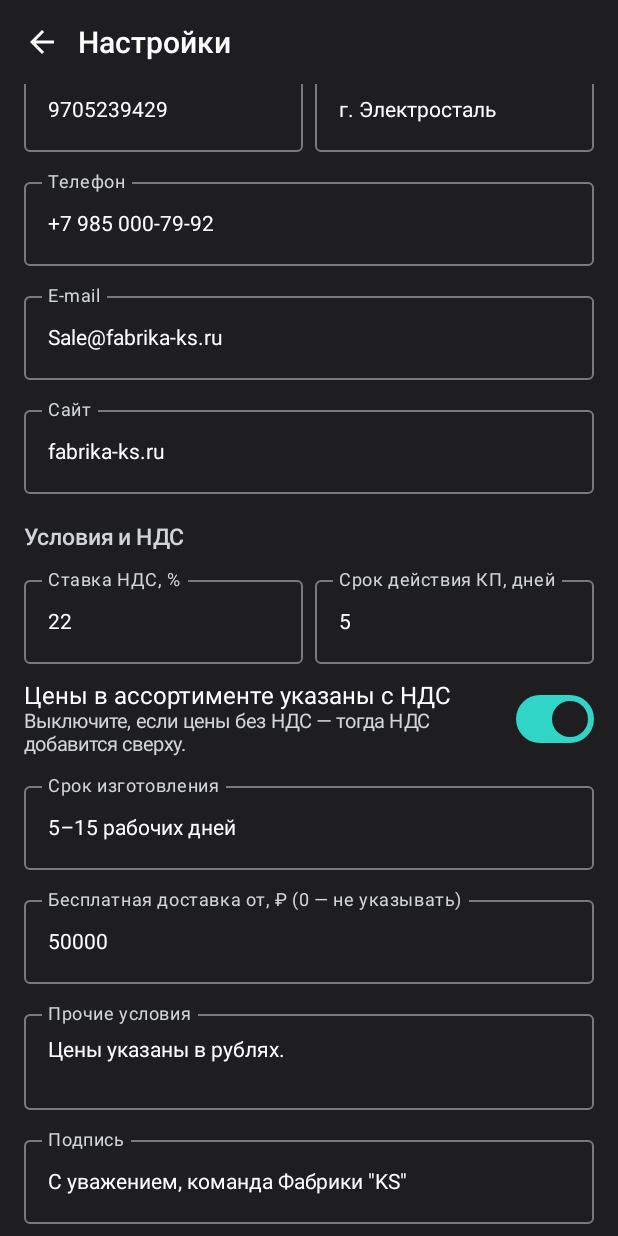
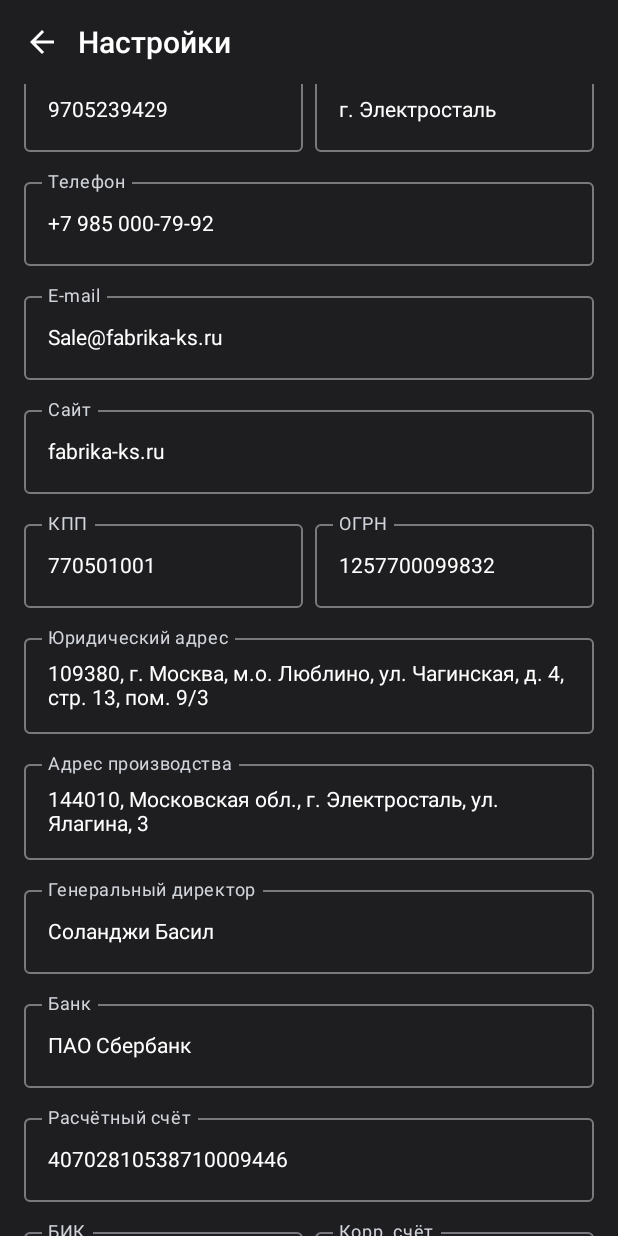
Before and after one commit to basilsolanji-hash/KS, an Android app built with Jetpack Compose: the composable CompanyScreen shown on its own in the app's theme, scrolled down 537 dp, on a phone screen of 412 x 824 dp. Run offline under Robolectric (Android 15) with nearby library versions, the phone set to English and light mode, and no system bars.

Commit message:
KP legal terms, full requisites and direct email to client
- Requisites of OOO Solver (KPP, OGRN, addresses, bank, director) in settings,
  PDF header, requisites block and signature
- Legal terms (not an offer, payment, tolerances, client logos,
  confidentiality, personal data) editable in the Settings sheet
- Free delivery area, lead time counted from prepayment and sample approval
- "Email" sends the KP via Apps Script MailApp (reply-to and copy to the
  factory email), marks the KP row; falls back to the phone mail app

Co-Authored-By: Claude Opus 5.5 <noreply@anthropic.com>
Claude-Session: https://claude.ai/code/session_01H4JBrQHoyHc1j2Pv9rwcm5

```diff
--- a/app/src/main/java/com/knit/calculator/quote/CatalogScreens.kt
+++ b/app/src/main/java/com/knit/calculator/quote/CatalogScreens.kt
@@ -365,6 +365,19 @@ fun CompanyScreen(viewModel: QuoteViewModel, onBack: () -> Unit) {
         KnitField(s.phone, { v -> set { it.copy(phone = v) } }, R.string.company_phone, enabled = editable, text = true, keyboardType = KeyboardType.Phone)
         KnitField(s.email, { v -> set { it.copy(email = v.trim()) } }, R.string.company_email, enabled = editable, text = true, keyboardType = KeyboardType.Email, maxLength = 100)
         KnitField(s.website, { v -> set { it.copy(website = v.trim()) } }, R.string.company_site, enabled = editable, text = true, keyboardType = KeyboardType.Uri, maxLength = 100)
+        Row(horizontalArrangement = Arrangement.spacedBy(8.dp)) {
+            KnitField(s.kpp, { v -> set { it.copy(kpp = v) } }, R.string.company_kpp, enabled = editable, text = true, keyboardType = KeyboardType.Number, maxLength = 25, modifier = Modifier.weight(1f))
+            KnitField(s.ogrn, { v -> set { it.copy(ogrn = v) } }, R.string.company_ogrn, enabled = editable, text = true, keyboardType = KeyboardType.Number, maxLength = 25, modifier = Modifier.weight(1f))
+        }
+        KnitField(s.legalAddress, { v -> set { it.copy(legalAddress = v) } }, R.string.company_legal_address, enabled = editable, text = true, singleLine = false, maxLength = 200)
+        KnitField(s.factAddress, { v -> set { it.copy(factAddress = v) } }, R.string.company_fact_address, enabled = editable, text = true, singleLine = false, maxLength = 200)
+        KnitField(s.director, { v -> set { it.copy(director = v) } }, R.string.company_director, enabled = editable, text = true, maxLength = 100)
+        KnitField(s.bank, { v -> set { it.copy(bank = v) } }, R.string.company_bank, enabled = editable, text = true, maxLength = 100)
+        KnitField(s.account, { v -> set { it.copy(account = v) } }, R.string.company_account, enabled = editable, text = true, keyboardType = KeyboardType.Number, maxLength = 25)
+        Row(horizontalArrangement = Arrangement.spacedBy(8.dp)) {
+            KnitField(s.bik, { v -> set { it.copy(bik = v) } }, R.string.company_bik, enabled = editable, text = true, keyboardType = KeyboardType.Number, maxLength = 25, modifier = Modifier.weight(1f))
+            KnitField(s.corrAccount, { v -> set { it.copy(corrAccount = v) } }, R.string.company_corr, enabled = editable, text = true, keyboardType = KeyboardType.Number, maxLength = 25, modifier = Modifier.weight(1f))
+        }
 
         SectionTitle(R.string.company_section_terms)
         Row(horizontalArrangement = Arrangement.spacedBy(8.dp)) {
@@ -388,9 +401,19 @@ fun CompanyScreen(viewModel: QuoteViewModel, onBack: () -> Unit) {
         }
         KnitField(s.leadTime, { v -> set { it.copy(leadTime = v) } }, R.string.company_lead_time, enabled = editable, text = true, maxLength = 100)
         KnitField(s.freeDeliveryFrom, { v -> set { it.copy(freeDeliveryFrom = v) } }, R.string.company_free_delivery, enabled = editable)
+        KnitField(s.deliveryArea, { v -> set { it.copy(deliveryArea = v) } }, R.string.company_delivery_area, enabled = editable, text = true, maxLength = 150)
         KnitField(s.terms, { v -> set { it.copy(terms = v) } }, R.string.company_terms, enabled = editable, text = true, singleLine = false, maxLength = 500)
         KnitField(s.signature, { v -> set { it.copy(signature = v) } }, R.string.company_signature, enabled = editable, text = true, maxLength = 120)
         KnitField(s.shopUrl, { v -> set { it.copy(shopUrl = v.trim()) } }, R.string.company_shop, enabled = editable, text = true, keyboardType = KeyboardType.Uri, maxLength = 200)
+
+        SectionTitle(R.string.company_section_legal)
+        KnitField(s.termOffer, { v -> set { it.copy(termOffer = v) } }, R.string.company_term_offer, enabled = editable, text = true, singleLine = false, maxLength = 600)
+        KnitField(s.termPayment, { v -> set { it.copy(termPayment = v) } }, R.string.company_term_payment, enabled = editable, text = true, singleLine = false, maxLength = 600)
+        KnitField(s.termQuality, { v -> set { it.copy(termQuality = v) } }, R.string.company_term_quality, enabled = editable, text = true, singleLine = false, maxLength = 600)
+        KnitField(s.termRights, { v -> set { it.copy(termRights = v) } }, R.string.company_term_rights, enabled = editable, text = true, singleLine = false, maxLength = 600)
+        KnitField(s.termConfidential, { v -> set { it.copy(termConfidential = v) } }, R.string.company_term_confidential, enabled = editable, text = true, singleLine = false, maxLength = 600)
+        KnitField(s.termPersonal, { v -> set { it.copy(termPersonal = v) } }, R.string.company_term_personal, enabled = editable, text = true, singleLine = false, maxLength = 600)
+        KnitField(s.emailDisclaimer, { v -> set { it.copy(emailDisclaimer = v) } }, R.string.company_email_disclaimer, enabled = editable, text = true, singleLine = false, maxLength = 600)
 
         SectionTitle(R.string.company_section_economics)
         Row(horizontalArrangement = Arrangement.spacedBy(8.dp)) {
--- a/app/src/main/java/com/knit/calculator/quote/QuoteModels.kt
+++ b/app/src/main/java/com/knit/calculator/quote/QuoteModels.kt
@@ -20,8 +20,17 @@ fun newId(): Long = Random.nextLong(1, Long.MAX_VALUE)
 data class CompanySettings(
     val brand: String = "Фабрика \"KS\"",
     val city: String = "г. Электросталь",
-    val legalName: String = "ООО «СОЛВЕР»",
+    val legalName: String = "ООО «Солвер»",
     val inn: String = "9705239429",
+    val kpp: String = "770501001",
+    val ogrn: String = "1257700099832",
+    val legalAddress: String = "109380, г. Москва, м.о. Люблино, ул. Чагинская, д. 4, стр. 13, пом. 9/3",
+    val factAddress: String = "144010, Московская обл., г. Электросталь, ул. Ялагина, 3",
+    val director: String = "Соланджи Басил",
+    val bank: String = "ПАО Сбербанк",
+    val account: String = "40702810538710009446",
+    val bik: String = "044525225",
+    val corrAccount: String = "30101810400000000225",
     val phone: String = "+7 985 000-79-92",
     val email: String = "Sale@fabrika-ks.ru",
     val website: String = "fabrika-ks.ru",
@@ -31,6 +40,23 @@ data class CompanySettings(
     val leadTime: String = "5–15 рабочих дней",
     val freeDeliveryFrom: String = "50000",
     val terms: String = "Цены указаны в рублях.",
+    val deliveryArea: String = "по Москве и Московской области",
+    // Юридические условия КП (печатаются мелким шрифтом в конце).
+    val termOffer: String = "Предложение носит информационный характер и не является публичной офертой (ст. 437 ГК РФ). " +
+        "Договор заключается путём подписания договора поставки или оплаты счёта. " +
+        "После окончания срока действия цены могут быть изменены в связи с изменением стоимости сырья.",
+    val termPayment: String = "Оплата: предоплата 50 %, остаток — перед отгрузкой.",
+    val termQuality: String = "Цвет изделий может незначительно отличаться от изображения на экране. " +
+        "Допустимое отклонение количества — ±5 %, размеров — ±1 см. " +
+        "После письменного утверждения образца (макета) претензии по дизайну не принимаются.",
+    val termRights: String = "Заказчик гарантирует наличие прав на логотипы и изображения, переданные для изготовления, " +
+        "и самостоятельно несёт ответственность за их использование.",
+    val termConfidential: String = "Условия и цены настоящего предложения конфиденциальны и предназначены только для адресата. " +
+        "Передача третьим лицам без согласия ООО «Солвер» не допускается.",
+    val termPersonal: String = "Контактные данные получателя используются только для подготовки и исполнения заказа " +
+        "(Федеральный закон № 152-ФЗ «О персональных данных»).",
+    val emailDisclaimer: String = "Письмо и вложения предназначены только для адресата. " +
+        "Если вы получили его по ошибке, сообщите отправителю и удалите письмо.",
     val signature: String = "С уважением, команда Фабрики \"KS\"",
     // Экономика (модель «База КП»).
     val fixedMonthly: String = "954000",
@@ -42,6 +68,10 @@ data class CompanySettings(
     val yarnWastePercent: String = "3",
     val shopUrl: String = "https://fabrika-ks.ru/shop",
 ) {
+    /** Юридические условия по порядку; пустые не печатаются. */
+    val legalTerms: List<String>
+        get() = listOf(termOffer, termPayment, termQuality, termRights, termConfidential, termPersonal).map { it.trim() }.filter { it.isNotEmpty() }
+
     val freeDeliveryThreshold: BigDecimal?
         get() = YarnCalculator.parseDecimal(freeDeliveryFrom)?.takeIf { it.signum() > 0 }
 
@@ -68,6 +98,23 @@ data class CompanySettings(
         const val S_CITY = "Город"
         const val S_LEGAL = "Юр. лицо"
         const val S_INN = "ИНН"
+        const val S_KPP = "КПП"
+        const val S_OGRN = "ОГРН"
+        const val S_LEGAL_ADDRESS = "Юридический адрес"
+        const val S_FACT_ADDRESS = "Адрес производства"
+        const val S_DIRECTOR = "Генеральный директор"
+        const val S_BANK = "Банк"
+        const val S_ACCOUNT = "Расчётный счёт"
+        const val S_BIK = "БИК"
+        const val S_CORR = "Корр. счёт"
+        const val S_DELIVERY_AREA = "Зона бесплатной доставки"
+        const val S_TERM_OFFER = "Условие: не оферта"
+        const val S_TERM_PAYMENT = "Условие: оплата"
+        const val S_TERM_QUALITY = "Условие: образец и допуски"
+        const val S_TERM_RIGHTS = "Условие: логотипы клиента"
+        const val S_TERM_CONFIDENTIAL = "Условие: конфиденциальность"
+        const val S_TERM_PERSONAL = "Условие: персональные данные"
+        const val S_EMAIL_DISCLAIMER = "Подпись письма: оговорка"
         const val S_PHONE = "Телефон"
         const val S_EMAIL = "E-mail"
         const val S_SITE = "Сайт"
@@ -95,6 +142,23 @@ data class CompanySettings(
                 city = v(S_CITY, fallback.city),
                 legalName = v(S_LEGAL, fallback.legalName),
                 inn = v(S_INN, fallback.inn),
+                kpp = v(S_KPP, fallback.kpp),
+                ogrn = v(S_OGRN, fallback.ogrn),
+                legalAddress = v(S_LEGAL_ADDRESS, fallback.legalAddress),
+                factAddress = v(S_FACT_ADDRESS, fallback.factAddress),
+                director = v(S_DIRECTOR, fallback.director),
+                bank = v(S_BANK, fallback.bank),
+                account = v(S_ACCOUNT, fallback.account),
+                bik = v(S_BIK, fallback.bik),
+                corrAccount = v(S_CORR, fallback.corrAccount),
+                deliveryArea = v(S_DELIVERY_AREA, fallback.deliveryArea),
+                termOffer = v(S_TERM_OFFER, fallback.termOffer),
+                termPayment = v(S_TERM_PAYMENT, fallback.termPayment),
+                termQuality = v(S_TERM_QUALITY, fallback.termQuality),
+                termRights = v(S_TERM_RIGHTS, fallback.termRights),
+                termConfidential = v(S_TERM_CONFIDENTIAL, fallback.termConfidential),
+                termPersonal = v(S_TERM_PERSONAL, fallback.termPersonal),
+                emailDisclaimer = v(S_EMAIL_DISCLAIMER, fallback.emailDisclaimer),
                 phone = v(S_PHONE, fallback.phone),
                 email = v(S_EMAIL, fallback.email),
                 website = v(S_SITE, fallback.website),
--- a/app/src/main/res/values/strings.xml
+++ b/app/src/main/res/values/strings.xml
@@ -245,7 +245,22 @@
     <string name="kp_col_unit">Ед.</string>
     <string name="kp_col_price">Цена, ₽</string>
     <string name="kp_col_sum">Сумма, ₽</string>
-    <string name="kp_lead_time">Срок изготовления: %1$s.</string>
+    <string name="kp_lead_time">Срок изготовления: %1$s с даты поступления предоплаты и письменного утверждения образца (макета).</string>
+    <string name="email_confirm_title">Отправить КП клиенту?</string>
+    <string name="email_confirm_text">Письмо с PDF уйдёт на %1$s с почты Google фабрики. Ответ клиента и копия придут на %2$s.</string>
+    <string name="email_confirm_send">Отправить</string>
+    <string name="email_sent">КП № %1$d отправлено на %2$s</string>
+    <string name="email_send_failed">Не удалось отправить через Google: %1$s. Открываю почту телефона.</string>
+    <string name="kp_kpp">КПП %1$s</string>
+    <string name="kp_ogrn">ОГРН %1$s</string>
+    <string name="kp_fact_address">Производство: %1$s</string>
+    <string name="kp_legal_title">Условия</string>
+    <string name="kp_requisites_title">Реквизиты</string>
+    <string name="kp_legal_address">Юридический адрес: %1$s</string>
+    <string name="kp_account">р/с %1$s в %2$s</string>
+    <string name="kp_bik">БИК %1$s</string>
+    <string name="kp_corr">к/с %1$s</string>
+    <string name="kp_director">Генеральный директор %1$s — %2$s</string>
     <string name="kp_validity">Предложение действительно %1$s дн. — до %2$s.</string>
     <string name="kp_inn">ИНН %1$s</string>
     <string name="kp_footer">Стр. %1$d</string>
@@ -337,6 +352,24 @@
     <string name="company_reminder">Напоминание за, дней</string>
     <string name="company_yarn_waste">Брак пряжи, %</string>
     <string name="company_shop">Сайт каталога</string>
+    <string name="company_kpp">КПП</string>
+    <string name="company_ogrn">ОГРН</string>
+    <string name="company_legal_address">Юридический адрес</string>
+    <string name="company_fact_address">Адрес производства</string>
+    <string name="company_director">Генеральный директор</string>
+    <string name="company_bank">Банк</string>
+    <string name="company_account">Расчётный счёт</string>
+    <string name="company_bik">БИК</string>
+    <string name="company_corr">Корр. счёт</string>
+    <string name="company_delivery_area">Зона бесплатной доставки</string>
+    <string name="company_section_legal">Юридические условия КП</string>
+    <string name="company_term_offer">Не оферта</string>
+    <string name="company_term_payment">Оплата</string>
+    <string name="company_term_quality">Образец и допуски</string>
+    <string name="company_term_rights">Логотипы клиента</string>
+    <string name="company_term_confidential">Конфиденциальность</string>
+    <string name="company_term_personal">Персональные данные</string>
+    <string name="company_email_disclaimer">Оговорка в конце письма</string>
 
     <string name="reminder_channel">Напоминания о КП</string>
     <string name="reminder_title">КП № %1$d</string>
```
Also changed, not shown: app/src/main/java/com/knit/calculator/quote/QuotePdf.kt (+77 -12 lines), app/src/main/java/com/knit/calculator/quote/QuoteScreen.kt (+27 -3 lines), app/src/main/java/com/knit/calculator/quote/QuoteStore.kt (+19 -0 lines), app/src/main/java/com/knit/calculator/quote/QuoteViewModel.kt (+20 -3 lines), app/src/main/java/com/knit/calculator/quote/SheetClient.kt (+11 -0 lines), 5 other files.
